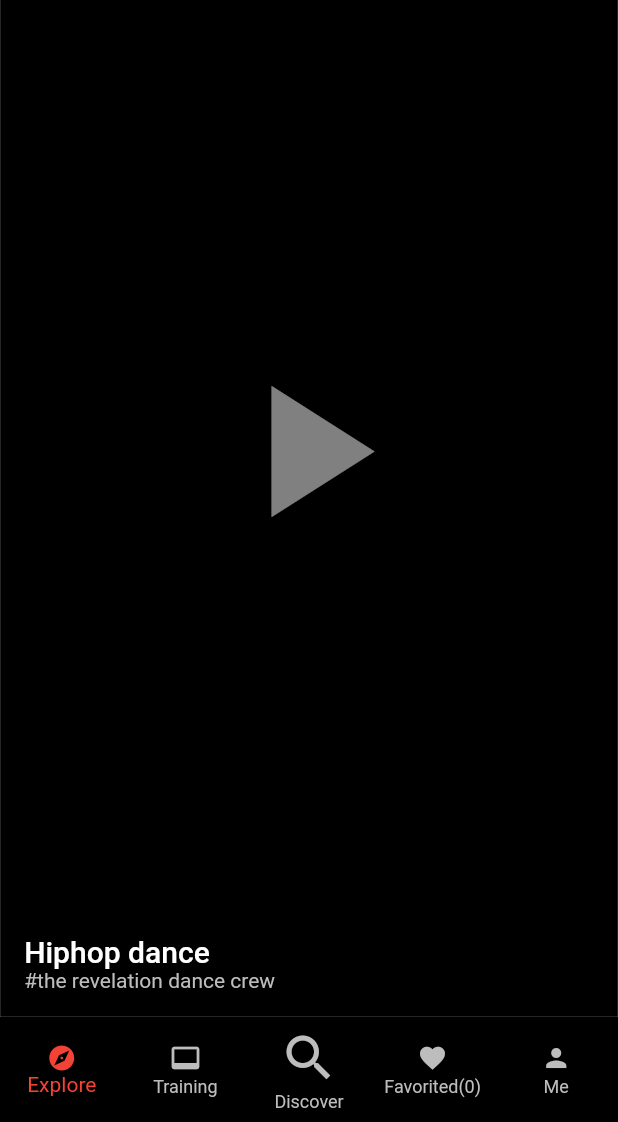
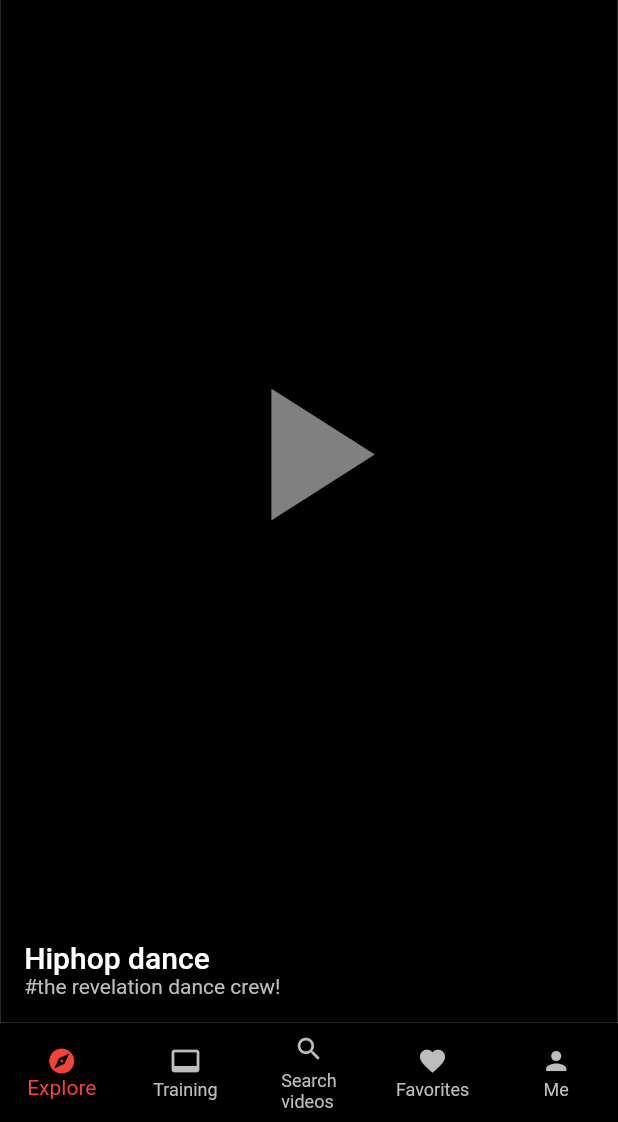
Before and after one commit to PaulVinSoft249/dance_trainin_app, a Flutter app: the screen it shows after launch, on a phone screen of 412 x 824 dp, the part 114-1236 px from its top. Run offline on Flutter 3.47's test engine with Material 2 defaults, Android fonts, the phone set to English and light mode, and no system bars.

Commit message:
add some mockdata, also made some changes on navbar

```diff
--- a/lib/main.dart
+++ b/lib/main.dart
@@ -1,3 +1,4 @@
+import 'package:dance_trainin_app/models/providers/mock_data_prov.dart';
 import 'package:dance_trainin_app/pages/home_page.dart';
 import 'package:dance_trainin_app/view_models/app_models.dart';
 import 'package:flutter/material.dart';
@@ -11,6 +12,7 @@ class ProviderInjector extends StatelessWidget {
     return MultiProvider(
       providers: [
         ChangeNotifierProvider<AppModel>.value(value: AppModel()),
+        ChangeNotifierProvider<MockDataProv>.value(value: MockDataProv()),
       ],
       child: MyApp(),
     );
--- a/lib/models/base_activity.dart
+++ b/lib/models/base_activity.dart
@@ -7,6 +7,7 @@ abstract class BaseActivity {
   String videoId;
   String videoTitle;
   String videoDescription;
+  String videoUrl;
   ActivityType videoType;
   DateTime dateTime;
   String uid;
--- a/lib/models/explore_activity.dart
+++ b/lib/models/explore_activity.dart
@@ -19,6 +19,8 @@ class ExploreActivity implements BaseActivity {
   @override
   ActivityType videoType;
 
+  @override
+  String videoUrl;
   ExploreActivity({
     this.dateTime,
     this.uid,
@@ -26,5 +28,6 @@ class ExploreActivity implements BaseActivity {
     this.videoId,
     this.videoTitle,
     this.videoType,
+    this.videoUrl,
   });
 }
--- /dev/null
+++ b/lib/models/providers/mock_data_prov.dart
@@ -0,0 +1,29 @@
+import 'package:flutter/foundation.dart';
+import '../explore_activity.dart';
+import '../base_activity.dart';
+
+class MockDataProv with ChangeNotifier {
+  List<ExploreActivity> exploreVidList = [
+    ExploreActivity(
+      videoId: 'i0',
+      videoTitle: 'Hiphop dance',
+      videoDescription: 'the revelation dance crew!',
+      videoUrl: 'https://youtu.be/vF1RPI6j7b0',
+      videoType: ActivityType.EXPLORE_VIDEOS,
+    ),
+    ExploreActivity(
+      videoId: 'i0',
+      videoTitle: 'Animal life',
+      videoDescription: 'the revelation dance crew!',
+      videoUrl: 'https://youtu.be/vF1RPI6j7b0',
+      videoType: ActivityType.EXPLORE_VIDEOS,
+    ),
+    ExploreActivity(
+      videoId: 'i0',
+      videoTitle: 'Dance challage',
+      videoDescription: 'the revelation dance crew!',
+      videoUrl: 'https://youtu.be/vF1RPI6j7b0',
+      videoType: ActivityType.EXPLORE_VIDEOS,
+    ),
+  ];
+}
--- a/lib/models/training_activity.dart
+++ b/lib/models/training_activity.dart
@@ -19,6 +19,9 @@ class TrainingActivity implements BaseActivity {
   @override
   ActivityType videoType;
 
+  @override
+  String videoUrl;
+
   TrainingActivity({
     this.dateTime,
     this.videoType,
@@ -26,5 +29,6 @@ class TrainingActivity implements BaseActivity {
     this.videoId,
     this.videoDescription,
     this.uid,
+    this.videoUrl,
   });
 }
--- a/lib/pages/explore_page.dart
+++ b/lib/pages/explore_page.dart
@@ -1,14 +1,18 @@
+import 'package:dance_trainin_app/models/providers/mock_data_prov.dart';
 import 'package:dance_trainin_app/pages/video_player_page.dart';
 import 'package:flutter/material.dart';
+import 'package:provider/provider.dart';
 
 class ExplorePage extends StatelessWidget {
   @override
   Widget build(BuildContext context) {
     final screenSize = MediaQuery.of(context).size;
+    final mockDataProv = Provider.of<MockDataProv>(context, listen: false);
+    //example ui structure
     return PageView.builder(
       scrollDirection: Axis.vertical,
       physics: BouncingScrollPhysics(),
-      itemCount: 6,
+      itemCount: mockDataProv.exploreVidList.length,
       itemBuilder: (ctx, i) {
         return Container(
           height: screenSize.height,
@@ -24,7 +28,8 @@ class ExplorePage extends StatelessWidget {
             children: <Widget>[
               profileIcon(context),
               playButton(context),
-              caption(context),
+              caption(context, mockDataProv.exploreVidList[i].videoTitle,
+                  mockDataProv.exploreVidList[i].videoDescription),
             ],
           ),
         );
@@ -36,7 +41,6 @@ class ExplorePage extends StatelessWidget {
     return Align(
       alignment: Alignment.center,
       child: IconButton(
-        // splashColor: Colors.transparent,
         iconSize: 150,
         color: Colors.white.withOpacity(.5),
         icon: Icon(
@@ -51,7 +55,7 @@ class ExplorePage extends StatelessWidget {
     );
   }
 
-  caption(BuildContext context) {
+  caption(BuildContext context, String title, String description) {
     return Padding(
       padding: const EdgeInsets.all(16.0),
       child: Align(
@@ -60,11 +64,11 @@ class ExplorePage extends StatelessWidget {
           text: TextSpan(
             children: [
               TextSpan(
-                text: 'Hiphop dance\n',
+                text: '$title\n',
                 style: TextStyle(fontSize: 20, fontWeight: FontWeight.w500),
               ),
               TextSpan(
-                text: '#the revelation dance crew',
+                text: '#$description',
                 style: TextStyle(fontSize: 14, color: Colors.grey[400]),
               ),
             ],
--- a/lib/widgets/nav_bar.dart
+++ b/lib/widgets/nav_bar.dart
@@ -9,8 +9,12 @@ class NavBar extends StatelessWidget {
   Widget build(BuildContext context) {
     return BottomNavigationBar(
       type: BottomNavigationBarType.fixed,
-      backgroundColor: Colors.transparent,
-      unselectedItemColor: Colors.grey[400],
+      backgroundColor: pageIndex == 2 || pageIndex == 3 || pageIndex == 4
+          ? Colors.white
+          : Colors.transparent,
+      unselectedItemColor: pageIndex == 2 || pageIndex == 3 || pageIndex == 4
+          ? Colors.grey[800]
+          : Colors.grey[400],
       selectedItemColor: Colors.red,
       currentIndex: pageIndex,
       onTap: onTap,
@@ -25,14 +29,13 @@ class NavBar extends StatelessWidget {
           icon: Icon(Icons.video_label),
         ),
         BottomNavigationBarItem(
-          title: Text('Discover'),
+          title: Text('Search\nvideos'),
           icon: Icon(
             Icons.search,
-            size: 40,
           ),
         ),
         BottomNavigationBarItem(
-          title: Text('Favorited(0)'),
+          title: Text('Favorites'),
           icon: Icon(Icons.favorite),
         ),
         BottomNavigationBarItem(
--- a/pubspec.yaml
+++ b/pubspec.yaml
@@ -28,6 +28,8 @@ dependencies:
   # Use with the CupertinoIcons class for iOS style icons.
   cupertino_icons: ^0.1.3
   provider:
+  video_player: ^0.10.11
+  chewie: ^0.9.10
 
 dev_dependencies:
   flutter_test:
```
Also changed, not shown: pubspec.lock, 1 other file.
